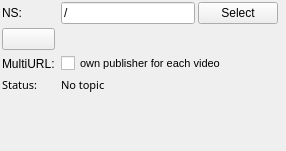
fkie/iop_gui, file fkie_iop_mapviz_plugins/ui/digital_resource_config.ui: the form before one commit.
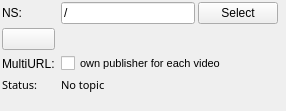
The form after the commit. Icons and pictures are not drawn.

Patch:
```diff
--- a/fkie_iop_mapviz_plugins/ui/digital_resource_config.ui
+++ b/fkie_iop_mapviz_plugins/ui/digital_resource_config.ui
@@ -7,7 +7,7 @@
     <x>0</x>
     <y>0</y>
     <width>286</width>
-    <height>151</height>
+    <height>111</height>
    </rect>
   </property>
   <property name="acceptDrops">
@@ -194,8 +194,8 @@
      </property>
      <property name="sizeHint" stdset="0">
       <size>
-       <width>20</width>
-       <height>40</height>
+       <width>1</width>
+       <height>1</height>
       </size>
      </property>
     </spacer>
```
